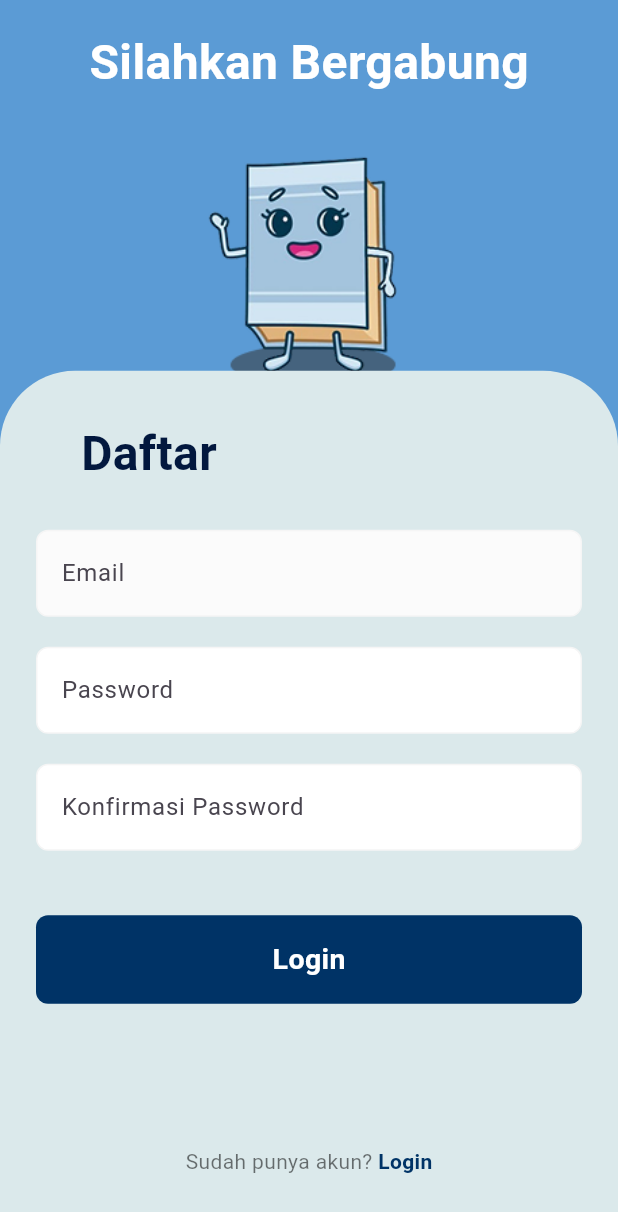
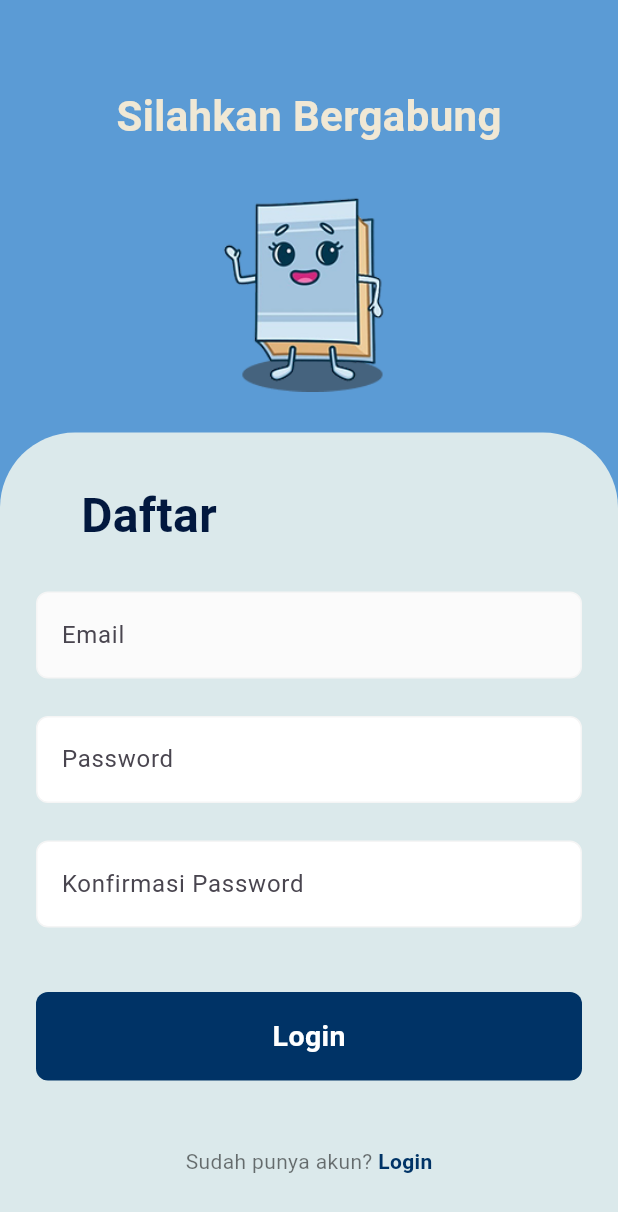
Before and after one commit to R3nev/SETERA, a Flutter app: the RegisterView screen opened by its route, on a phone screen of 412 x 824 dp. Shown: the top 1212 px of the screen. Run offline on Flutter 3.47's test engine with Material 3 defaults, Android fonts, the light colour scheme and no system bars; our stand-ins replace get.

Commit message:
auto commit

```diff
--- a/lib/app/modules/home/views/home_view.dart
+++ b/lib/app/modules/home/views/home_view.dart
@@ -1,5 +1,6 @@
+import 'package:flutter/material.dart';
+// import 'package:get/get.dart'; // Jika pakai GetX
 
-import 'package:flutter/material.dart';
 void main() {
   runApp(const MyApp());
 }
@@ -163,7 +164,7 @@ class _HomeViewState extends State<HomeView> {
                               ),
                             ),
                             Text(
-                              'CheSylus',
+                              'Qin Sylus Che',
                               style: TextStyle(
                                 color: Colors.white,
                                 fontSize: 24,
--- a/lib/app/modules/register/views/register_view.dart
+++ b/lib/app/modules/register/views/register_view.dart
@@ -23,7 +23,7 @@ class RegisterView extends GetView<RegisterController> {
               top: 0,
               left: 0,
               right: 0,
-              height: screenHeight * 0.35,
+              height: screenHeight * 0.4,
               child: Center(
                 child: Column(
                   mainAxisAlignment: MainAxisAlignment.center,
@@ -31,15 +31,15 @@ class RegisterView extends GetView<RegisterController> {
                     const Text(
                       'Silahkan Bergabung',
                       style: TextStyle(
-                        fontSize: 32,
+                        fontSize: 28,
                         fontWeight: FontWeight.bold,
-                        color: Colors.white,
+                        color: Color(0xFFF0E8D5),
                       ),
                     ),
                     const SizedBox(height: 5),
                     SizedBox(
-                      width: 200,
-                      height: 200,
+                      width: 170,
+                      height: 170,
                       child: Image.asset(
                         'assets/mascot/Group2.png',
                         fit: BoxFit.contain,
@@ -54,7 +54,7 @@ class RegisterView extends GetView<RegisterController> {
               bottom: 0,
               left: 0,
               right: 0,
-              height: screenHeight * 0.7,
+              height: screenHeight * 0.65,
               child: Container(
                 decoration: const BoxDecoration(
                   color: Color(0xFFDBE9EB),
@@ -95,7 +95,7 @@ class RegisterView extends GetView<RegisterController> {
                         ),
                       ),
                     ),
-                    const SizedBox(height: 20),
+                    const SizedBox(height: 25),
                     // Password Field
                     Container(
                       decoration: BoxDecoration(
@@ -113,7 +113,7 @@ class RegisterView extends GetView<RegisterController> {
                         ),
                       ),
                     ),
-                    const SizedBox(height: 20),
+                    const SizedBox(height: 25),
                     // Confirm Password Field
                     Container(
                       decoration: BoxDecoration(
--- a/lib/app/routes/app_pages.dart
+++ b/lib/app/routes/app_pages.dart
@@ -6,6 +6,8 @@ import '../modules/login/views/login_view.dart';
 import '../modules/login/bindings/login_binding.dart' as login_binding;
 import '../modules/register/views/register_view.dart';
 import '../modules/register/bindings/register_binding.dart' as login_binding;
+import '../modules/profile/views/profile_view.dart';
+import '../modules/profile/bindings/profile_binding.dart' as login_binding;
 
 part '../routes/app_routes.dart';
 class AppPages {
@@ -32,6 +34,11 @@ class AppPages {
       name: _Paths.register,
       page: () => const RegisterView(),
       binding: login_binding.RegisterBinding(),
+    ),
+    GetPage(
+      name: '/profile',
+      page: () => const ProfileScreen(),
+      binding: login_binding.ProfileBinding(), // ganti dengan nama widget halaman profile kamu
     )
   ];
 }
--- a/lib/app/routes/app_routes.dart
+++ b/lib/app/routes/app_routes.dart
@@ -9,7 +9,7 @@ abstract class Routes {
   static const login = _Paths.login;
   static const splash = _Paths.splash;
   static const register = _Paths.register;
-  static const PROFILE = _Paths.PROFILE;
+  static const profile = _Paths.profile;
 }
 
 abstract class _Paths {
@@ -20,5 +20,5 @@ abstract class _Paths {
   static const login = '/login';
   static const splash = '/splash';
   static const register = '/register';
-  static const PROFILE = '/profile';
+  static const profile = '/profile';
 }
--- a/pubspec.yaml
+++ b/pubspec.yaml
@@ -64,7 +64,7 @@ flutter:
   assets:
     - assets/logo/
     - assets/mascot/
-    # - assets/mascot/
+    - assets/images/
   # To add assets to your application, add an assets section, like this:
   # assets:
   #   - images/a_dot_burr.jpeg
```
Also changed, not shown: lib/app/modules/profile/views/profile_view.dart (+10 -11 lines), assets/images/husband.jpg (added).
